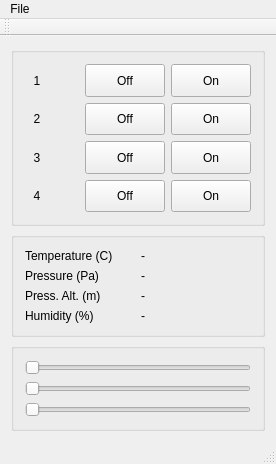
Above: remote/mainwindow.ui from cvilas/envmon before the change. Below: the same form after it.
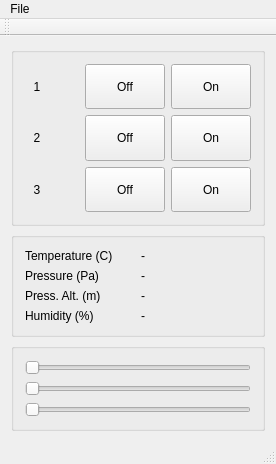
That is the form after the change. Custom widgets are drawn as their Qt base class.

What changed in the file:
```diff
--- a/remote/mainwindow.ui
+++ b/remote/mainwindow.ui
@@ -195,58 +195,6 @@
          </property>
         </widget>
        </item>
-       <item row="3" column="0">
-        <widget class="QLabel" name="lblBtn3">
-         <property name="text">
-          <string>4</string>
-         </property>
-         <property name="alignment">
-          <set>Qt::AlignCenter</set>
-         </property>
-        </widget>
-       </item>
-       <item row="3" column="1">
-        <widget class="SwitchStatusIndicator" name="swStatus3" native="true">
-         <property name="sizePolicy">
-          <sizepolicy hsizetype="Preferred" vsizetype="MinimumExpanding">
-           <horstretch>0</horstretch>
-           <verstretch>0</verstretch>
-          </sizepolicy>
-         </property>
-         <property name="minimumSize">
-          <size>
-           <width>24</width>
-           <height>24</height>
-          </size>
-         </property>
-        </widget>
-       </item>
-       <item row="3" column="2">
-        <widget class="QPushButton" name="offBtn3">
-         <property name="sizePolicy">
-          <sizepolicy hsizetype="Minimum" vsizetype="Minimum">
-           <horstretch>0</horstretch>
-           <verstretch>0</verstretch>
-          </sizepolicy>
-         </property>
-         <property name="text">
-          <string>Off</string>
-         </property>
-        </widget>
-       </item>
-       <item row="3" column="3">
-        <widget class="QPushButton" name="onBtn3">
-         <property name="sizePolicy">
-          <sizepolicy hsizetype="Minimum" vsizetype="Minimum">
-           <horstretch>0</horstretch>
-           <verstretch>0</verstretch>
-          </sizepolicy>
-         </property>
-         <property name="text">
-          <string>On</string>
-         </property>
-        </widget>
-       </item>
       </layout>
      </widget>
     </item>
```
